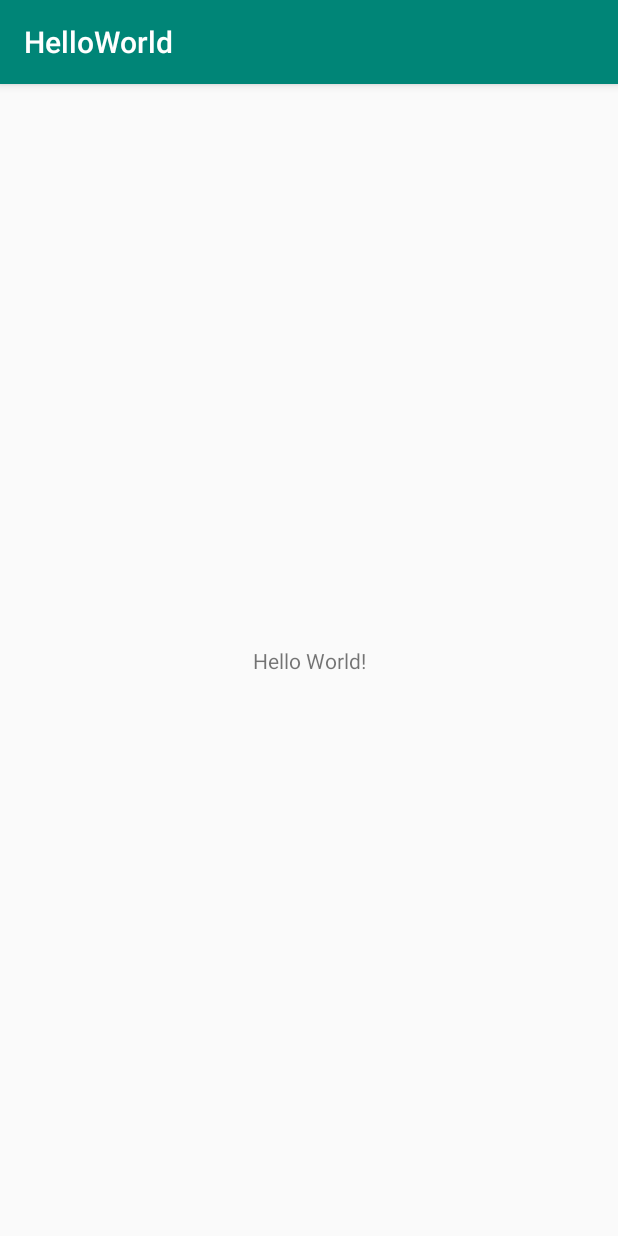
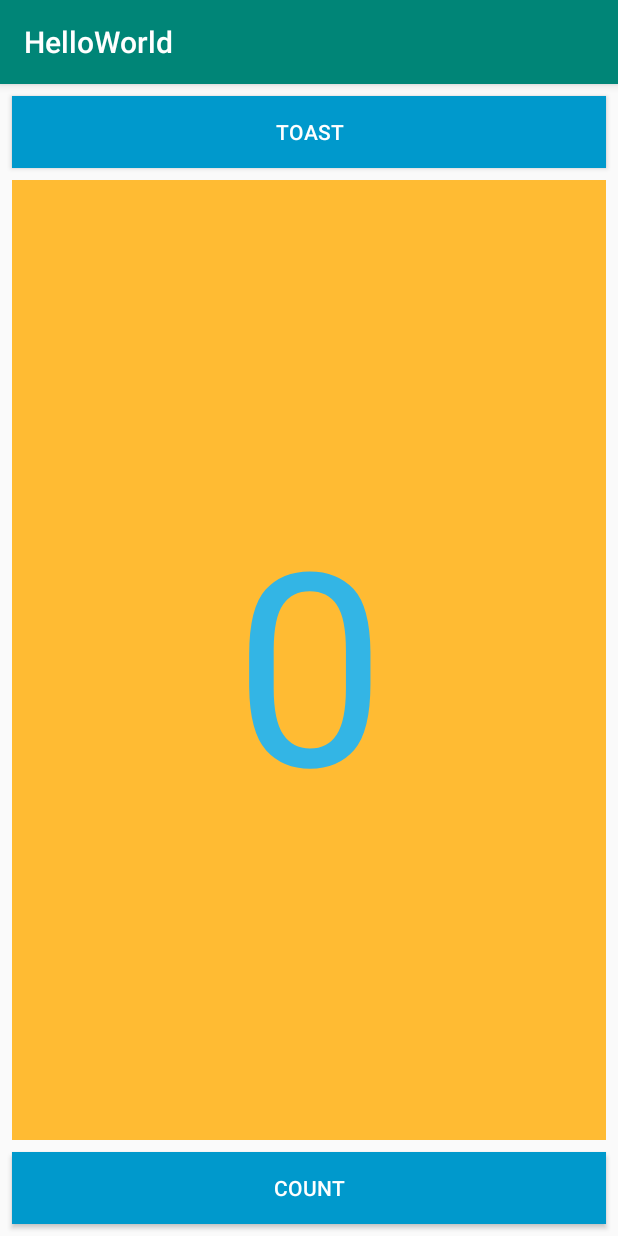
Before and after one commit to sunilthapa2018/Android-APP-TODOLIST, an Android app: the screen it shows after launch (MainActivity), on a phone screen of 412 x 824 dp. Run offline under Robolectric (Android 15) with nearby library versions, the phone set to English and light mode, and no system bars.

Commit message:
Task 6 completed

```diff
--- a/HelloWorld/app/src/main/java/com/example/helloworld/MainActivity.java
+++ b/HelloWorld/app/src/main/java/com/example/helloworld/MainActivity.java
@@ -2,12 +2,29 @@ package com.example.helloworld;
 
 import android.support.v7.app.AppCompatActivity;
 import android.os.Bundle;
+import android.view.View;
+import android.widget.TextView;
+import android.widget.Toast;
 
 public class MainActivity extends AppCompatActivity {
-
+    TextView txtCount;
     @Override
     protected void onCreate(Bundle savedInstanceState) {
         super.onCreate(savedInstanceState);
         setContentView(R.layout.activity_main);
+        txtCount = (TextView) findViewById(R.id.txtCount);
+    }
+
+    public void showToast(View view) {
+        Toast toast = Toast.makeText(this, "Hello! This is a Toast Message", Toast.LENGTH_SHORT);
+        toast.show();
+    }
+
+    public void increaseCount(View view) {
+        int countValue = 0;
+        countValue = Integer.parseInt(txtCount.getText().toString());
+        countValue++;
+        txtCount.setText(String.valueOf(countValue));
+
     }
 }
--- a/HelloWorld/app/src/main/res/layout/activity_main.xml
+++ b/HelloWorld/app/src/main/res/layout/activity_main.xml
@@ -7,12 +7,59 @@
     tools:context=".MainActivity">
 
     <TextView
-        android:layout_width="wrap_content"
+        android:id="@+id/txtCount"
+        android:layout_width="0dp"
+        android:layout_height="0dp"
+        android:layout_marginStart="8dp"
+        android:layout_marginLeft="8dp"
+        android:layout_marginTop="8dp"
+        android:layout_marginEnd="8dp"
+        android:layout_marginRight="8dp"
+        android:layout_marginBottom="8dp"
+        android:background="@android:color/holo_orange_light"
+        android:gravity="center_horizontal|center_vertical"
+        android:text="@string/txtCountText"
+        android:textColor="@android:color/holo_blue_light"
+        android:textSize="180sp"
+        app:layout_constraintBottom_toTopOf="@+id/btnCount"
+        app:layout_constraintEnd_toEndOf="parent"
+        app:layout_constraintStart_toStartOf="parent"
+        app:layout_constraintTop_toBottomOf="@+id/btnToast" />
+
+    <Button
+        android:id="@+id/btnToast"
+        android:layout_width="0dp"
         android:layout_height="wrap_content"
-        android:text="Hello World!"
-        app:layout_constraintBottom_toBottomOf="parent"
-        app:layout_constraintLeft_toLeftOf="parent"
-        app:layout_constraintRight_toRightOf="parent"
+        android:layout_marginStart="8dp"
+        android:layout_marginLeft="8dp"
+        android:layout_marginTop="8dp"
+        android:layout_marginEnd="8dp"
+        android:layout_marginRight="8dp"
+        android:background="@android:color/holo_blue_dark"
+        android:onClick="showToast"
+        android:text="@string/btnToastText"
+        android:textColor="@android:color/white"
+        app:layout_constraintEnd_toEndOf="parent"
+        app:layout_constraintHorizontal_bias="0.0"
+        app:layout_constraintStart_toStartOf="parent"
         app:layout_constraintTop_toTopOf="parent" />
 
+    <Button
+        android:id="@+id/btnCount"
+        android:layout_width="0dp"
+        android:layout_height="wrap_content"
+        android:layout_marginStart="8dp"
+        android:layout_marginLeft="8dp"
+        android:layout_marginEnd="8dp"
+        android:layout_marginRight="8dp"
+        android:layout_marginBottom="8dp"
+        android:background="@android:color/holo_blue_dark"
+        android:onClick="increaseCount"
+        android:text="@string/btnCountText"
+        android:textColor="@android:color/white"
+        app:layout_constraintBottom_toBottomOf="parent"
+        app:layout_constraintEnd_toEndOf="parent"
+        app:layout_constraintHorizontal_bias="1.0"
+        app:layout_constraintStart_toStartOf="parent" />
+
 </android.support.constraint.ConstraintLayout>
--- a/HelloWorld/app/src/main/res/values/strings.xml
+++ b/HelloWorld/app/src/main/res/values/strings.xml
@@ -1,3 +1,6 @@
 <resources>
     <string name="app_name">HelloWorld</string>
+    <string name="txtCountText">0</string>
+    <string name="btnToastText">TOAST</string>
+    <string name="btnCountText">COUNT</string>
 </resources>
```
